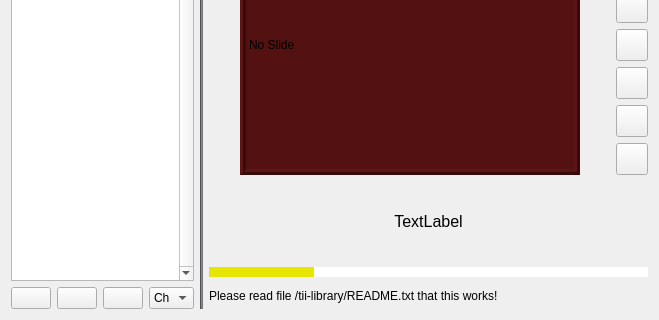
The window that forms/dabradio.ui (tomneda/DABstar) describes before a commit, drawn with Qt 5; both pictures show x 0 to 659 and y 161 to 481 of the 659 by 481 pixel window.
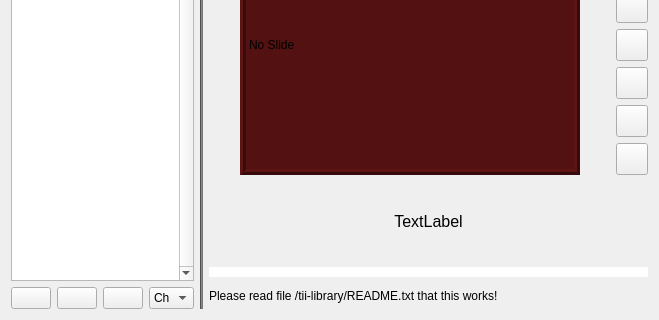
The same window after the commit. Icons and pictures are not drawn. Custom widgets are drawn as their Qt base class.

```diff
--- a/forms/dabradio.ui
+++ b/forms/dabradio.ui
@@ -621,7 +621,7 @@
         <string notr="true">QProgressBar::chunk { background: #e6e600; } QProgressBar { border: none; }</string>
        </property>
        <property name="value">
-        <number>24</number>
+        <number>0</number>
        </property>
        <property name="textVisible">
         <bool>false</bool>
```
